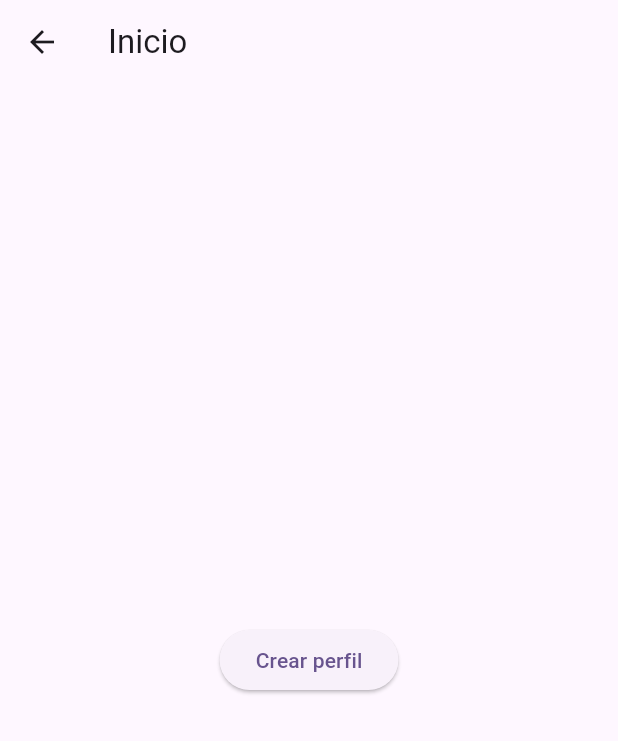
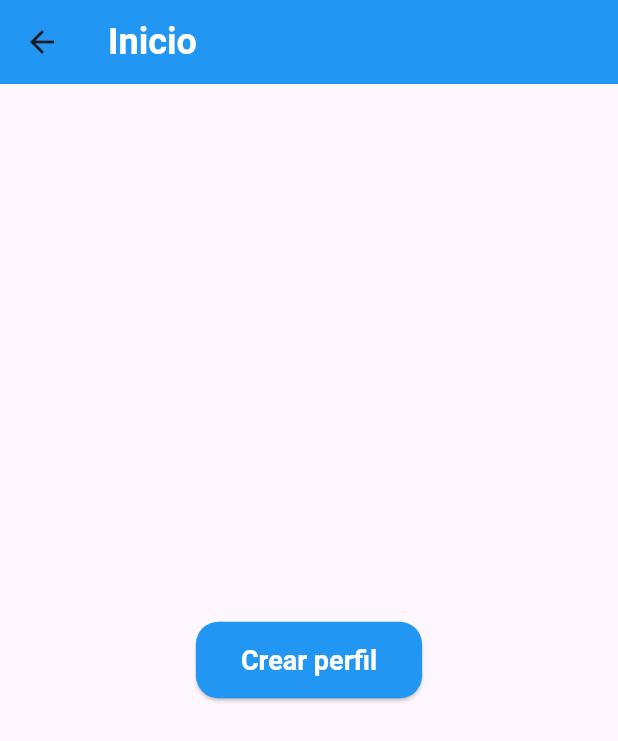
Before and after one commit to ivanCampos-cbqa/user_app, a Flutter app: the HomeScreen screen opened directly, on a phone screen of 412 x 824 dp. Shown: the top 741 px of the screen. Run offline on Flutter 3.47's test engine with Material 3 defaults, Android fonts, the phone set to English and light mode, and no system bars; our stand-ins replace go_router.

Commit message:
update: styles for the home screen

```diff
--- a/lib/screens/home_screen.dart
+++ b/lib/screens/home_screen.dart
@@ -7,13 +7,38 @@ class HomeScreen extends StatelessWidget {
   @override
   Widget build(BuildContext context) {
     return Scaffold(
-      appBar: AppBar(title: const Text('Inicio')),
+      appBar: AppBar(
+        title: const Text(
+          'Inicio',
+          style: TextStyle(
+            color: Colors.white,
+            fontWeight: FontWeight.bold,
+            fontSize: 24,
+          ),
+        ),
+        backgroundColor: Colors.blue,
+      ),
       body: Center(
         child: ElevatedButton(
           onPressed: () {
             context.go('/create-profile');
           },
-          child: const Text('Crear perfil'),
+          style: ElevatedButton.styleFrom(
+            shape: RoundedRectangleBorder(
+              borderRadius: BorderRadius.circular(15),
+            ),
+            backgroundColor: Colors.blue,
+            padding: const EdgeInsets.symmetric(horizontal: 30, vertical: 15),
+            textStyle: const TextStyle(
+              fontSize: 18,
+              fontWeight: FontWeight.w600,
+              color: Colors.white,
+            ),
+          ),
+          child: const Text(
+            'Crear perfil',
+            style: TextStyle(color: Colors.white),
+          ),
         ),
       ),
     );
```
Also changed, not shown: lib/main.dart (+29 -105 lines).
